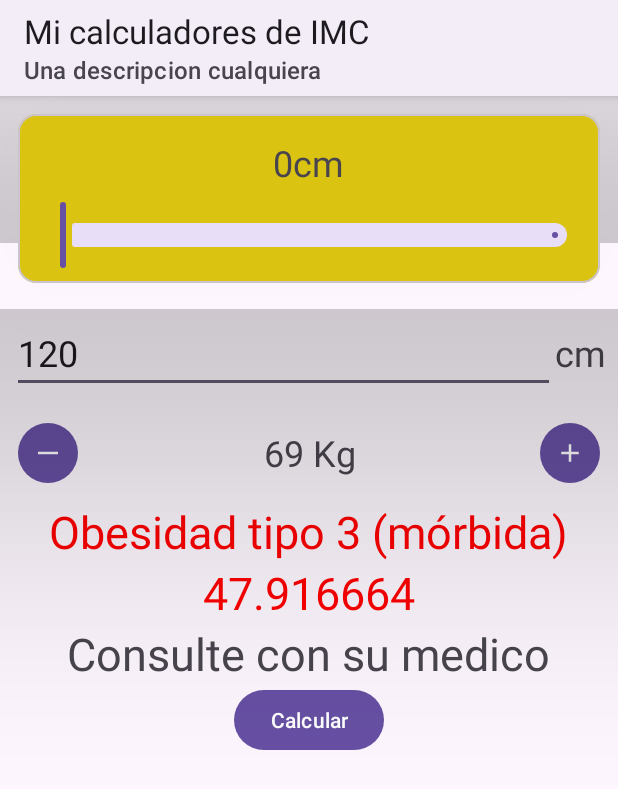
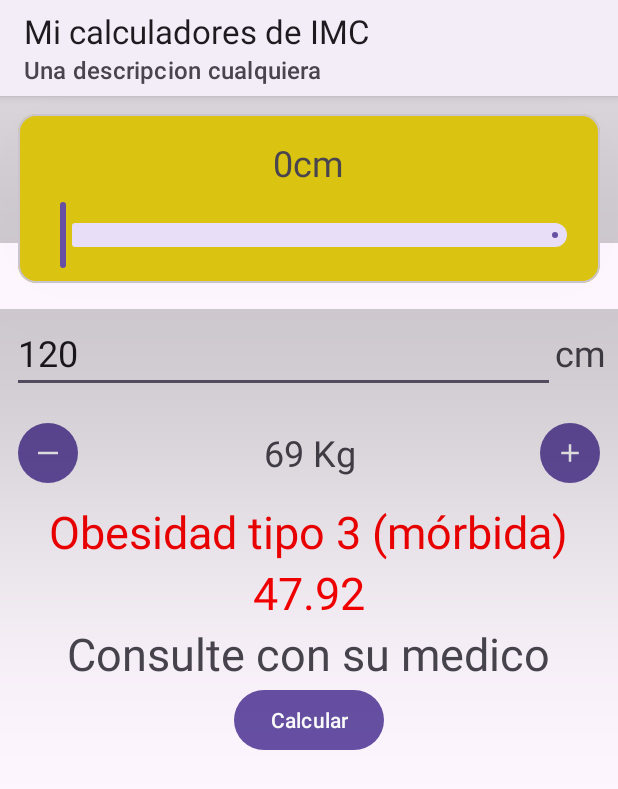
Before and after one commit to raulfl1982ndrd/BMICalculator, an Android app: the screen it shows after launch (MainActivity), after a tap on "Calcular", on a phone screen of 412 x 824 dp. Shown: the top 789 px of the screen. Run offline under Robolectric (Android 15) with nearby library versions, the phone set to English and light mode, and no system bars; 1 other tap on this screen came first.

```diff
--- a/app/src/main/java/com/example/bmicalculator/MainActivity.kt
+++ b/app/src/main/java/com/example/bmicalculator/MainActivity.kt
@@ -1,6 +1,7 @@
 package com.example.bmicalculator
 
 import android.graphics.Color
+import android.icu.text.DecimalFormat
 import android.location.GnssAntennaInfo.Listener
 import android.os.Bundle
 import android.util.Log
@@ -69,8 +70,29 @@ class MainActivity : AppCompatActivity() {
         calculateButton.setOnClickListener {
             height = heightEditText.text.toString().toInt()
             var result = weight / (height / 100f).pow(2)
+
             var descripcion: String = "IMC"
+            val descripctionColor: Int?
 
+            //Los rangos se podrian hacer con when
+            /*When(result){}
+                in 0f <= ..<=18.5f-->{
+                    descripcion = getString(R.string.under_weight)
+                    descriptionColor = getColor(R.color.light_weight)
+                }
+                in 18.5f <= ..<=25f-->{
+                    descripcion = getString(R.string.normal_weight)
+                    descriptionColor = getColor(R.color.normal_weight)
+                }
+                in 25f <= ..<=30f-->{
+                    descripcion = getString(R.string.over_weight)
+                    descriptionColor = getColor(R.color.over_weight)
+                }
+                else->{
+                    descripcion = getString(R.string.ovesity)
+                    descriptionColor = getColor(R.color.obesity)
+                }
+             */
             if (result < 16.5) {
                 descripcion = "Bajo peso severo"
                 descriptionTextview.setTextColor(Color.parseColor("#FF0000"))
@@ -115,8 +137,11 @@ class MainActivity : AppCompatActivity() {
                 estadoTextView.text = "Consulte con su medico"
             }
             descriptionTextview.text = descripcion.toString()
-            resultTextView.text = result.toString()
-
+            //Limitar el numero de decimales que muestra el resultTextView
+            var decimalFormat = DecimalFormat("#.##")
+            resultTextView.text = decimalFormat.format(result)
+            //resultTextView.setTextColor(descripctionColor)
+            //descriptionTextview.setTextColor(descripctionColor)
         }
 
     };
--- a/app/src/main/res/values/colors.xml
+++ b/app/src/main/res/values/colors.xml
@@ -2,4 +2,8 @@
 <resources>
     <color name="black">#FF000000</color>
     <color name="white">#FFFFFFFF</color>
+    <color name="under_weight">#00BCD4</color>
+    <color name="normal_weight">#4CAF50</color>
+    <color name="over_weight">#FF9800</color>
+    <color name="obesity">#FF5722</color>
 </resources>
--- a/app/src/main/res/values/strings.xml
+++ b/app/src/main/res/values/strings.xml
@@ -3,4 +3,8 @@
     <string name="main_activity_click_button">Click me</string>
     <string name="main_activity_welcome_text">Welcome to my first App</string>
     <string name="main_activity_click_text">I clicked  the button</string>
+    <string name="under_weight">under_weight</string>
+    <string name="normal_weight">normal_weight</string>
+    <string name="over_weight">over_weight</string>
+    <string name="obesity">obesity</string>
 </resources>
```
Also changed, not shown: 1 other file.
